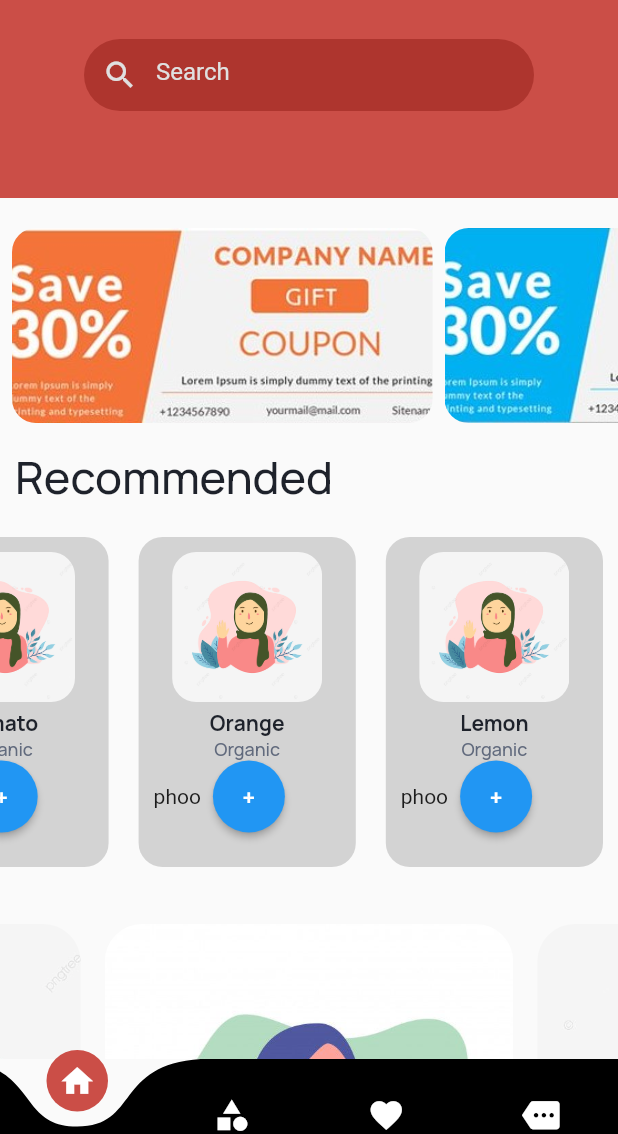
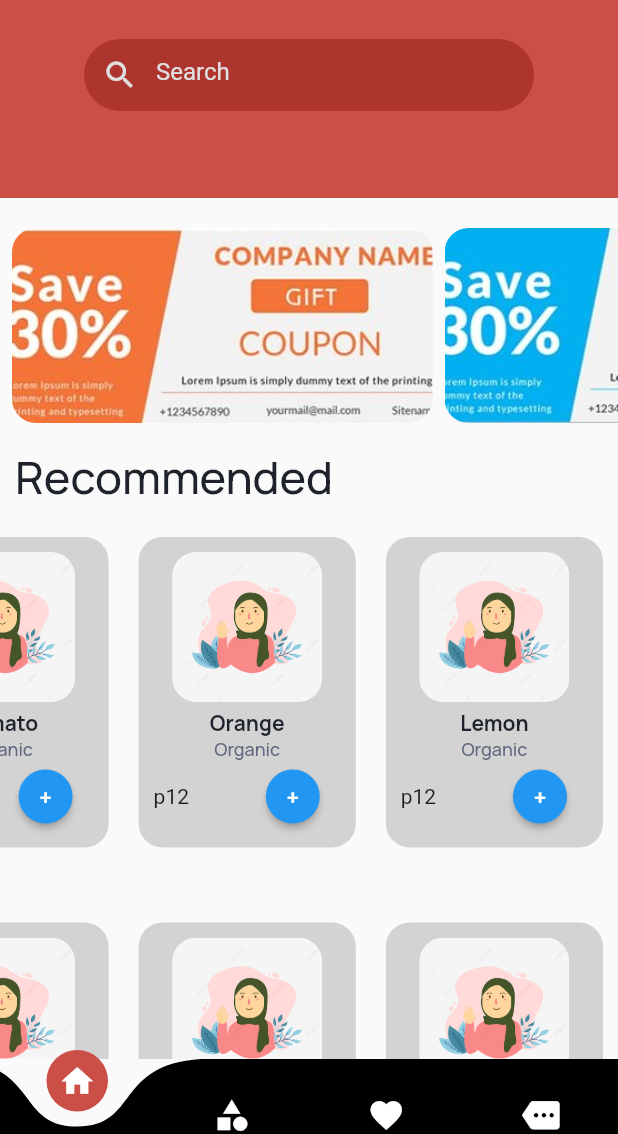
Before and after one commit to AqsaBano330/Shopping-Mania, a Flutter app: the CurveBar screen opened directly, on a phone screen of 412 x 824 dp, the part 102-1236 px from its top. Run offline on Flutter 3.47's test engine with Material 2 defaults, Android fonts, the phone set to English and light mode, and no system bars; drawn by our look-alikes of curved_navigation_bar; our stand-ins replace buttons_tabbar, smooth_page_indicator.

Commit message:
Shopping Mania

```diff
--- a/lib/Screens/Home_Page/home_screen.dart
+++ b/lib/Screens/Home_Page/home_screen.dart
@@ -48,7 +48,7 @@
                   child: Column(
                     mainAxisAlignment: MainAxisAlignment.start,
                     children: [
-                      SizedBox(height: 10),
+                      const SizedBox(height: 10),
 
                       // First PageView with CustomCard
                       SizedBox(
@@ -96,7 +96,8 @@
 
                       // Second PageView (You can customize it as needed)
                       SizedBox(
-                        height: 270,
+                        height: 257
+                        ,
                         width: MediaQuery.of(context).size.width,
                         child: PageView.builder(
                           itemCount: imageList.length,
@@ -132,26 +133,36 @@
 
                       // Third PageView (You can customize it as needed)
                       SizedBox(
-                        height: 300,
+                        height: 257
+                        ,
                         width: MediaQuery.of(context).size.width,
                         child: PageView.builder(
-                          physics: BouncingScrollPhysics(),
+                          itemCount: imageList.length,
+                          padEnds: false,
+                          pageSnapping: false,
+                          physics: const BouncingScrollPhysics(),
+                          reverse: true,
                           controller: PageController(
-                            initialPage: 3,
-                            viewportFraction: 0.7,
+                            initialPage: 0,
+                            viewportFraction: 0.4,
                           ),
                           itemBuilder: (context, index) {
-                            print(index % imageList.length);
-                            return Container(
-                              margin: const EdgeInsets.all(8),
-                              clipBehavior: Clip.antiAlias,
-                              decoration: BoxDecoration(
-                                borderRadius: BorderRadius.circular(25),
-                              ),
-                              child: Image.asset(
-                                imageList[index % imageList.length],
-                                fit: BoxFit.cover,
-                              ),
+                            return CustomCard(
+                              index: index,
+                              CurrentItems: CurrentItems,
+                              CartItems: CartItems,
+                              imageList: imageList,
+                              alledgeinsets: 90,
+                              circularRadius: 16,
+                              imageHeight: 100,
+                              imageWidth: 100,
+                              ContainerHeight: 67,
+                              ContainerWidth: 56,
+                              margintop: 20,
+                              marginbottom: 30,
+                              marginleft: 10,
+                              marginright: 10,
+                              text1: productName[index],
                             );
                           },
                         ),
--- a/lib/Widget/Cards/cards.dart
+++ b/lib/Widget/Cards/cards.dart
@@ -1,5 +1,4 @@
 import 'package:flutter/material.dart';
-
 
 class CustomCard extends StatefulWidget {
   final List<String> imageList = [
@@ -77,8 +76,7 @@
           color: Color(0xFFd3d3d3),
           borderRadius: BorderRadius.circular(widget.circularRadius),
         ),
-      child: Column(
-        children: [
+        child: Column(children: [
           Container(
               height: widget.imageHeight,
               width: widget.imageWidth,
@@ -109,22 +107,22 @@
               color: Color(0xff616A7D),
             ),
           ),
-
           Row(
+            mainAxisAlignment: MainAxisAlignment.center,
             children: [
-              Text("phoo"),
+              Text("p"),
+              Text("12"),
+              Spacer(),
               ElevatedButton(
                 onPressed: addItem,
                 child: Text("+"),
                 style: ElevatedButton.styleFrom(
                   shape: CircleBorder(),
-                  padding: EdgeInsets.all(16.0),
+
                 ),
               ),
             ],
           )
-        ],
-      ),
-    );
+        ]));
   }
 }
--- a/pubspec.yaml
+++ b/pubspec.yaml
@@ -40,6 +40,7 @@
   curved_navigation_bar: ^1.0.3
   any_animated_button: ^0.0.4
   video_player: ^2.7.1
+  buttons_tabbar: ^1.3.7+1
 
 
 dev_dependencies:
```
Also changed, not shown: lib/Widget/Category tab bar/cateogory_tabbar.dart (added, +49 -0 lines), lib/main.dart (+8 -2 lines), pubspec.lock. Lines whose indentation alone changed are shown as unchanged.
